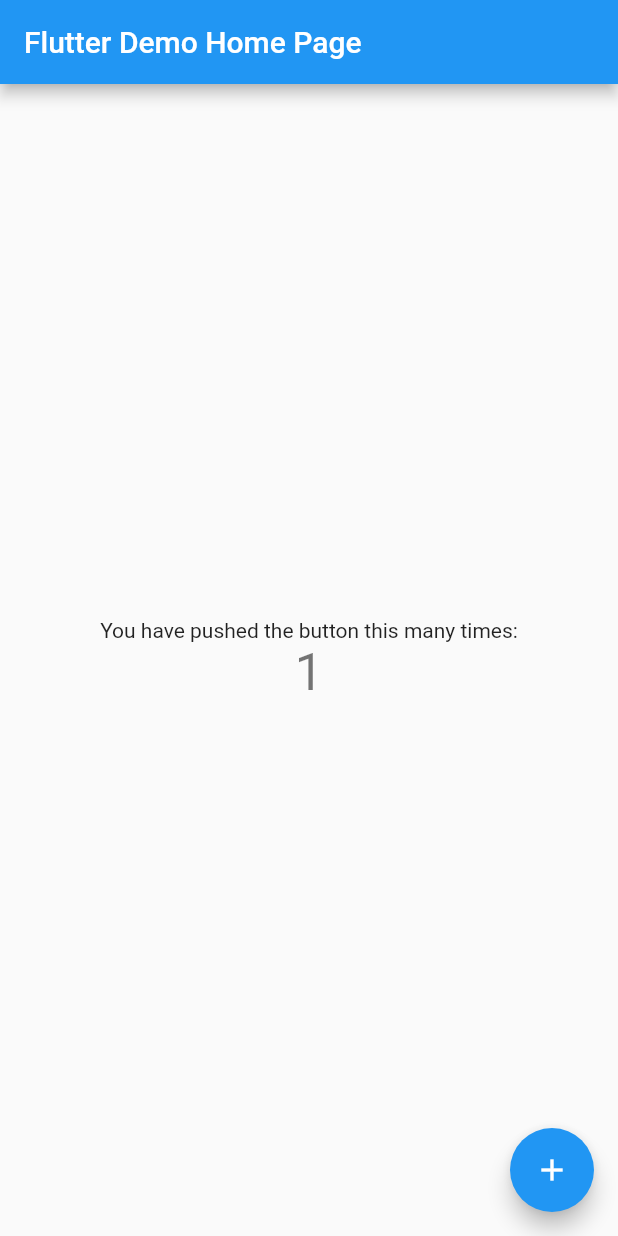
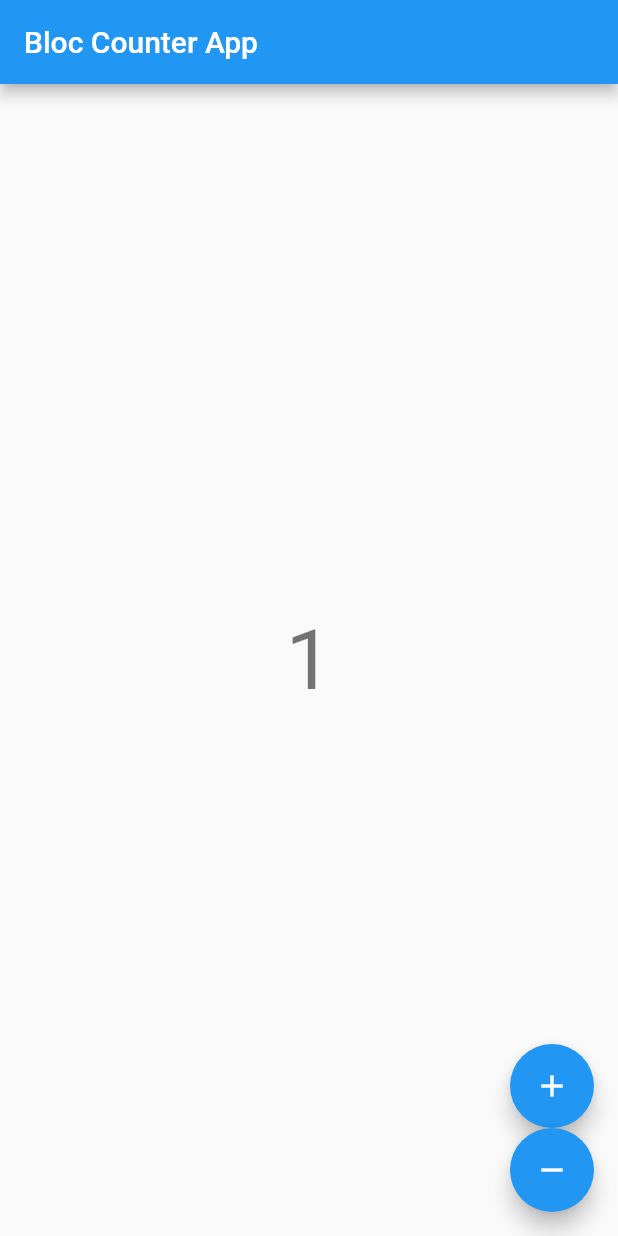
Before and after one commit to hapo-khangld/base_bloc_study, a Flutter app: the screen it shows after launch, after a tap on the "add" icon, on a phone screen of 412 x 824 dp. Run offline on Flutter 3.47's test engine with Material 2 defaults, Android fonts, the phone set to English and light mode, and no system bars; our stand-ins replace bloc, flutter_bloc.

Commit message:
Basic Bloc Counter app

```diff
--- /dev/null
+++ b/lib/app.dart
@@ -0,0 +1,7 @@
+import 'package:flutter/material.dart';
+
+import 'counter/view/counter_page.dart';
+
+class CounterApp extends MaterialApp {
+  const CounterApp({Key? key}) : super(key: key, home: const CounterPage());
+}
--- /dev/null
+++ b/lib/counter/counter.dart
@@ -0,0 +1,10 @@
+export 'cubit/counter_cubit.dart';
+export 'view/counter_page.dart';
+
+///Xây dựng counter. dart nhằm mục đích xuất ra tất cả các phần công khai có thể truy cập
+///Việc này nhằm mục đích tách lớp Presentation ra khỏi lớp business logic.
+///-- Bản thân CounterView không hề biết điều gì xảy ra khi người dùng bấm nút,
+///nó chỉ biết thông báo cho CounterCubit rằng người dùng vừa bấm nút nào.
+///Hơn nữa, CounterCubit cũng không hề biết điều gì đang xảy ra với trạng thái,
+///nó chỉ đơn giản là thực hiện EMIT, phát ra trang thái mới để đáp ứng với
+///các phương thức vừa được gọi.
--- /dev/null
+++ b/lib/counter/cubit/counter_cubit.dart
@@ -0,0 +1,16 @@
+import 'package:bloc/bloc.dart';
+
+///CounterCubit là class sẽ khởi tạo 2 phương thức:
+///1: Gia tăng - thêm 1 vào state
+///2: Giảm - trừ 1 vào state
+///Loại trạng thái mà CounterCubit đang quản lý chỉ là một int và trạng thái ban đầu là 0.
+
+class CounterCubit extends Cubit<int> {
+  CounterCubit() : super(0);
+
+  /// add 1 to state
+  void increment() => emit(state + 1);
+
+  ///subtract 1 from the state
+  void decrement() => emit(state - 1);
+}
--- /dev/null
+++ b/lib/counter/view/counter_page.dart
@@ -0,0 +1,17 @@
+import 'package:flutter/cupertino.dart';
+import 'package:flutter_bloc/flutter_bloc.dart';
+
+import '../cubit/counter_cubit.dart';
+import 'counter_view.dart';
+
+class CounterPage extends StatelessWidget {
+  const CounterPage({Key? key}) : super(key: key);
+
+  @override
+  Widget build(BuildContext context) {
+    return BlocProvider(
+      create: (_) => CounterCubit(),
+      child: const CounterView(),
+    );
+  }
+}
--- /dev/null
+++ b/lib/counter/view/counter_view.dart
@@ -0,0 +1,57 @@
+import 'package:base_bloc_study/counter/cubit/counter_cubit.dart';
+import 'package:flutter/material.dart';
+import 'package:flutter_bloc/flutter_bloc.dart';
+
+/// CounterView chịu trách nhiệm hiển thị số lượng bộ đếm hiện tại và
+/// hiển thị 2 FloatingActionButton để tăng hoặc giảm bộ đếm
+/// ==> Nói chung, CounterView được sinh ra để hiển thị UI
+///
+/// Tại đây, ta sử dụng BlocBuilder để bọc tiện ích Text nhằm mục đích cập
+/// nhật văn bản bất cứ khi nào trạng thái CounterCubit thay đổi.
+/// Ngoài ra, sử dụng context.read<CouonterCubit>() để tra cứu phiên bản
+/// CounterCubit gần nhất.
+///
+/// Mặt khác, chỉ duy nhất tiện ích Text() được bao bọc trong một BlocBuilder
+/// vì đó là widget duy nhất cần được rebuild lại với các sự thay đổi của
+/// CounterCubit. Việc này tránh việc gói các Widget không cần thiết mà không cần phải
+/// xây dựng lại khi trạng thái thay đổi.
+
+class CounterView extends StatelessWidget {
+  const CounterView({Key? key}) : super(key: key);
+
+  @override
+  Widget build(BuildContext context) {
+    final textTheme = Theme.of(context).textTheme;
+    return Scaffold(
+      appBar: AppBar(
+        title: const Text('Bloc Counter App'),
+      ),
+      body: Center(
+        child: BlocBuilder<CounterCubit, int>(
+          builder: (context, state) {
+            return Text(
+              '$state',
+              style: textTheme.headline2,
+            );
+          },
+        ),
+      ),
+      floatingActionButton: Column(
+        mainAxisAlignment: MainAxisAlignment.end,
+        crossAxisAlignment: CrossAxisAlignment.end,
+        children: [
+          FloatingActionButton(
+            key: const Key('counterView_increment_floatingActionButton'),
+            onPressed: () => context.read<CounterCubit>().increment(),
+            child: const Icon(Icons.add),
+          ),
+          FloatingActionButton(
+            key: const Key('counterView_decrement_floatingActionButton'),
+            child: const Icon(Icons.remove),
+            onPressed: () => context.read<CounterCubit>().decrement(),
+          ),
+        ],
+      ),
+    );
+  }
+}
--- /dev/null
+++ b/lib/counter_observer.dart
@@ -0,0 +1,9 @@
+import 'package:bloc/bloc.dart';
+
+class CounterObserver extends BlocObserver {
+  @override
+  void onChange(BlocBase bloc, Change change) {
+    super.onChange(bloc, change);
+    print('${bloc.runtimeType} $change');
+  }
+}
--- a/lib/main.dart
+++ b/lib/main.dart
@@ -1,115 +1,12 @@
+import 'package:base_bloc_study/app.dart';
+import 'package:bloc/bloc.dart';
 import 'package:flutter/material.dart';
 
+import 'counter_observer.dart';
+
 void main() {
-  runApp(const MyApp());
+  BlocOverrides.runZoned(
+    () => runApp(const CounterApp()),
+    blocObserver: CounterObserver(),
+  );
 }
-
-class MyApp extends StatelessWidget {
-  const MyApp({Key? key}) : super(key: key);
-
-  // This widget is the root of your application.
-  @override
-  Widget build(BuildContext context) {
-    return MaterialApp(
-      title: 'Flutter Demo',
-      theme: ThemeData(
-        // This is the theme of your application.
-        //
-        // Try running your application with "flutter run". You'll see the
-        // application has a blue toolbar. Then, without quitting the app, try
-        // changing the primarySwatch below to Colors.green and then invoke
-        // "hot reload" (press "r" in the console where you ran "flutter run",
-        // or simply save your changes to "hot reload" in a Flutter IDE).
-        // Notice that the counter didn't reset back to zero; the application
-        // is not restarted.
-        primarySwatch: Colors.blue,
-      ),
-      home: const MyHomePage(title: 'Flutter Demo Home Page'),
-    );
-  }
-}
-
-class MyHomePage extends StatefulWidget {
-  const MyHomePage({Key? key, required this.title}) : super(key: key);
-
-  // This widget is the home page of your application. It is stateful, meaning
-  // that it has a State object (defined below) that contains fields that affect
-  // how it looks.
-
-  // This class is the configuration for the state. It holds the values (in this
-  // case the title) provided by the parent (in this case the App widget) and
-  // used by the build method of the State. Fields in a Widget subclass are
-  // always marked "final".
-
-  final String title;
-
-  @override
-  State<MyHomePage> createState() => _MyHomePageState();
-}
-
-class _MyHomePageState extends State<MyHomePage> {
-  int _counter = 0;
-
-  void _incrementCounter() {
-    setState(() {
-      // This call to setState tells the Flutter framework that something has
-      // changed in this State, which causes it to rerun the build method below
-      // so that the display can reflect the updated values. If we changed
-      // _counter without calling setState(), then the build method would not be
-      // called again, and so nothing would appear to happen.
-      _counter++;
-    });
-  }
-
-  @override
-  Widget build(BuildContext context) {
-    // This method is rerun every time setState is called, for instance as done
-    // by the _incrementCounter method above.
-    //
-    // The Flutter framework has been optimized to make rerunning build methods
-    // fast, so that you can just rebuild anything that needs updating rather
-    // than having to individually change instances of widgets.
-    return Scaffold(
-      appBar: AppBar(
-        // Here we take the value from the MyHomePage object that was created by
-        // the App.build method, and use it to set our appbar title.
-        title: Text(widget.title),
-      ),
-      body: Center(
-        // Center is a layout widget. It takes a single child and positions it
-        // in the middle of the parent.
-        child: Column(
-          // Column is also a layout widget. It takes a list of children and
-          // arranges them vertically. By default, it sizes itself to fit its
-          // children horizontally, and tries to be as tall as its parent.
-          //
-          // Invoke "debug painting" (press "p" in the console, choose the
-          // "Toggle Debug Paint" action from the Flutter Inspector in Android
-          // Studio, or the "Toggle Debug Paint" command in Visual Studio Code)
-          // to see the wireframe for each widget.
-          //
-          // Column has various properties to control how it sizes itself and
-          // how it positions its children. Here we use mainAxisAlignment to
-          // center the children vertically; the main axis here is the vertical
-          // axis because Columns are vertical (the cross axis would be
-          // horizontal).
-          mainAxisAlignment: MainAxisAlignment.center,
-          children: <Widget>[
-            const Text(
-              'You have pushed the button this many times:',
-            ),
-            Text(
-              '$_counter',
-              style: Theme.of(context).textTheme.headline4,
-            ),
-          ],
-        ),
-      ),
-      floatingActionButton: FloatingActionButton(
-        onPressed: _incrementCounter,
-        tooltip: 'Increment',
-        child: const Icon(Icons.add),
-      ), // This trailing comma makes auto-formatting nicer for build methods.
-    );
-  }
-}
--- a/pubspec.yaml
+++ b/pubspec.yaml
@@ -36,10 +36,15 @@ dependencies:
   cupertino_icons: ^1.0.2
 
   #for bloc
+  bloc: ^8.0.2
   flutter_bloc: ^8.0.0
 
 dev_dependencies:
   flutter_test:
+    sdk: flutter
+  bloc_test: ^9.0.2
+  mocktail: ^0.2.0
+  integration_test:
     sdk: flutter
 
   # The "flutter_lints" package below contains a set of recommended lints to
```
Also changed, not shown: pubspec.lock, 2 other files.
